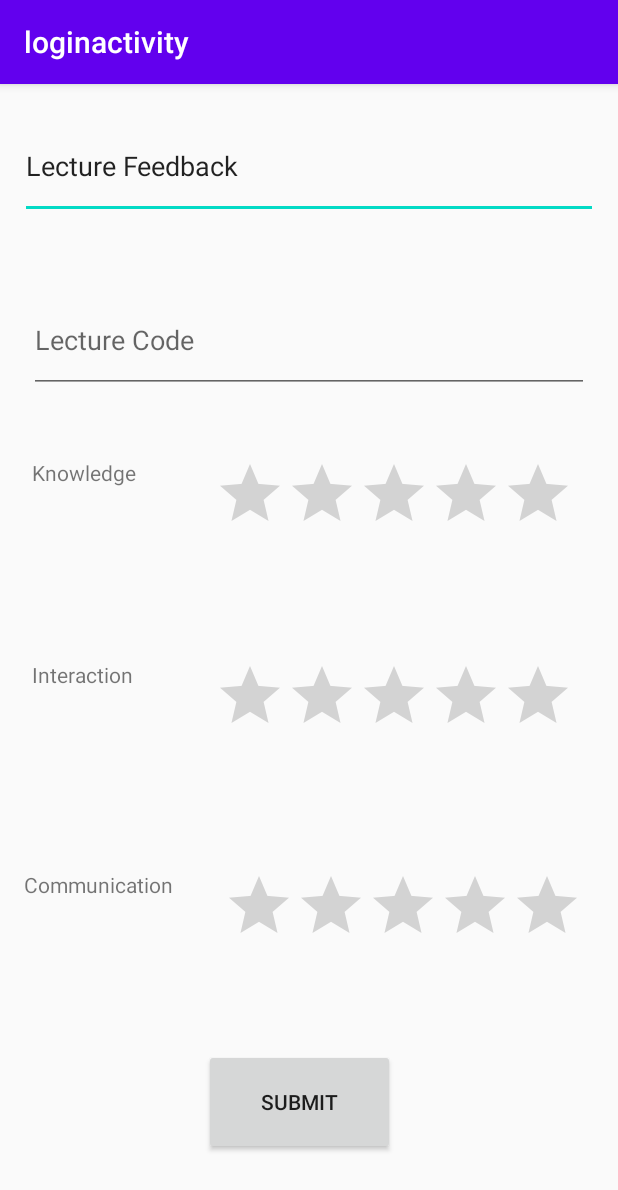
After one commit to harshtekriwal/LectureReviews, an Android app: the LectureFeedback screen opened directly, with no data from a screen before it, on a phone screen of 412 x 824 dp. The commit adds this screen. Shown: the top 1190 px of the screen. Run offline under Robolectric (Android 15) with nearby library versions, the phone set to English and light mode, and no system bars.

Commit message:
Student Login works now, also added UI for lecturefeedback.

```diff
--- a/app/src/main/AndroidManifest.xml
+++ b/app/src/main/AndroidManifest.xml
@@ -12,7 +12,10 @@
         android:supportsRtl="true"
         android:theme="@style/AppTheme"
         android:usesCleartextTraffic="true">
-        <activity android:name=".GenerateOTP"></activity>
+        <activity android:name=".LectureFeedback"></activity>
+        <activity android:name=".WelcomeStudent" />
+        <activity android:name=".StudentLoginActivity" />
+        <activity android:name=".GenerateOTP" />
         <activity android:name=".MainActivity" />
         <activity android:name=".WelcomeTeacher" />
         <activity android:name=".registeractivity" />
--- /dev/null
+++ b/app/src/main/java/com/example/loginactivity/LectureFeedback.java
@@ -0,0 +1,14 @@
+package com.example.loginactivity;
+
+import androidx.appcompat.app.AppCompatActivity;
+
+import android.os.Bundle;
+
+public class LectureFeedback extends AppCompatActivity {
+
+    @Override
+    protected void onCreate(Bundle savedInstanceState) {
+        super.onCreate(savedInstanceState);
+        setContentView(R.layout.activity_lecture_feedback);
+    }
+}
--- /dev/null
+++ b/app/src/main/res/layout/activity_lecture_feedback.xml
@@ -0,0 +1,133 @@
+<?xml version="1.0" encoding="utf-8"?>
+<androidx.constraintlayout.widget.ConstraintLayout xmlns:android="http://schemas.android.com/apk/res/android"
+    xmlns:app="http://schemas.android.com/apk/res-auto"
+    xmlns:tools="http://schemas.android.com/tools"
+    android:layout_width="match_parent"
+    android:layout_height="match_parent"
+    tools:context=".LectureFeedback">
+
+    <EditText
+        android:id="@+id/editText"
+        android:layout_width="0dp"
+        android:layout_height="0dp"
+        android:layout_marginStart="13dp"
+        android:layout_marginLeft="13dp"
+        android:layout_marginTop="19dp"
+        android:layout_marginEnd="13dp"
+        android:layout_marginRight="13dp"
+        android:layout_marginBottom="45dp"
+        android:ems="10"
+        android:inputType="textPersonName"
+        android:text="Lecture Feedback"
+        app:layout_constraintBottom_toTopOf="@+id/edit_text_lecturecode"
+        app:layout_constraintEnd_toEndOf="parent"
+        app:layout_constraintStart_toStartOf="parent"
+        app:layout_constraintTop_toTopOf="parent" />
+
+    <EditText
+        android:id="@+id/edit_text_lecturecode"
+        android:layout_width="0dp"
+        android:layout_height="0dp"
+        android:layout_marginStart="19dp"
+        android:layout_marginLeft="19dp"
+        android:layout_marginEnd="19dp"
+        android:layout_marginRight="19dp"
+        android:layout_marginBottom="43dp"
+        android:ems="10"
+        android:hint="Lecture Code"
+        android:inputType="textPersonName"
+        app:layout_constraintBottom_toTopOf="@+id/textView"
+        app:layout_constraintEnd_toEndOf="parent"
+        app:layout_constraintStart_toStartOf="parent"
+        app:layout_constraintTop_toBottomOf="@+id/editText" />
+
+    <RatingBar
+        android:id="@+id/ratingBar_knowledge"
+        android:layout_width="wrap_content"
+        android:layout_height="wrap_content"
+        android:layout_marginEnd="29dp"
+        android:layout_marginRight="29dp"
+        app:layout_constraintEnd_toEndOf="parent"
+        app:layout_constraintStart_toEndOf="@+id/textView"
+        app:layout_constraintTop_toTopOf="@+id/textView" />
+
+    <RatingBar
+        android:id="@+id/ratingBar_communication"
+        android:layout_width="wrap_content"
+        android:layout_height="wrap_content"
+        android:layout_marginEnd="29dp"
+        android:layout_marginRight="29dp"
+        app:layout_constraintEnd_toEndOf="parent"
+        app:layout_constraintStart_toEndOf="@+id/textView2"
+        app:layout_constraintTop_toTopOf="@+id/textView2" />
+
+    <RatingBar
+        android:id="@+id/ratingBar_clarity"
+        android:layout_width="wrap_content"
+        android:layout_height="wrap_content"
+        android:layout_marginEnd="29dp"
+        android:layout_marginRight="29dp"
+        app:layout_constraintEnd_toEndOf="parent"
+        app:layout_constraintStart_toEndOf="@+id/textView3"
+        app:layout_constraintTop_toTopOf="@+id/textView3" />
+
+    <Button
+        android:id="@+id/button_lecturefeedback"
+        android:layout_width="127dp"
+        android:layout_height="0dp"
+        android:layout_marginStart="128dp"
+        android:layout_marginLeft="128dp"
+        android:layout_marginEnd="128dp"
+        android:layout_marginRight="128dp"
+        android:layout_marginBottom="54dp"
+        android:text="Submit"
+        app:layout_constraintBottom_toBottomOf="parent"
+        app:layout_constraintEnd_toEndOf="@+id/editText"
+        app:layout_constraintStart_toStartOf="parent"
+        app:layout_constraintTop_toBottomOf="@+id/textView3" />
+
+    <TextView
+        android:id="@+id/textView"
+        android:layout_width="0dp"
+        android:layout_height="0dp"
+        android:layout_marginStart="21dp"
+        android:layout_marginLeft="21dp"
+        android:layout_marginEnd="25dp"
+        android:layout_marginRight="25dp"
+        android:layout_marginBottom="64dp"
+        android:text="Knowledge"
+        app:layout_constraintBottom_toTopOf="@+id/textView2"
+        app:layout_constraintEnd_toStartOf="@+id/ratingBar_knowledge"
+        app:layout_constraintStart_toStartOf="parent"
+        app:layout_constraintTop_toBottomOf="@+id/edit_text_lecturecode" />
+
+    <TextView
+        android:id="@+id/textView2"
+        android:layout_width="0dp"
+        android:layout_height="0dp"
+        android:layout_marginStart="21dp"
+        android:layout_marginLeft="21dp"
+        android:layout_marginEnd="27dp"
+        android:layout_marginRight="27dp"
+        android:layout_marginBottom="69dp"
+        android:text="Interaction"
+        app:layout_constraintBottom_toTopOf="@+id/textView3"
+        app:layout_constraintEnd_toStartOf="@+id/ratingBar_communication"
+        app:layout_constraintStart_toStartOf="parent"
+        app:layout_constraintTop_toBottomOf="@+id/textView" />
+
+    <TextView
+        android:id="@+id/textView3"
+        android:layout_width="111dp"
+        android:layout_height="63dp"
+        android:layout_marginStart="21dp"
+        android:layout_marginLeft="21dp"
+        android:layout_marginEnd="21dp"
+        android:layout_marginRight="21dp"
+        android:layout_marginBottom="56dp"
+        android:text="Communication"
+        app:layout_constraintBottom_toTopOf="@+id/button_lecturefeedback"
+        app:layout_constraintEnd_toStartOf="@+id/ratingBar_clarity"
+        app:layout_constraintStart_toStartOf="parent"
+        app:layout_constraintTop_toBottomOf="@+id/textView2" />
+</androidx.constraintlayout.widget.ConstraintLayout>
--- a/app/src/main/res/values/strings.xml
+++ b/app/src/main/res/values/strings.xml
@@ -17,4 +17,10 @@
     <string name="year">Year</string>
     <string name="semester">Semester</string>
     <string name="generate_code">Generate code</string>
+    <string name="enrollment">Enrollment</string>
+    <string name="pass">Password</string>
+    <string name="LoginButton"><![CDATA[Login /> </LinearLayout>]]></string>
+    <string name="login_student">Login</string>
+    <string name="rate_lecture">Rate Lecture</string>
+    <string name="logout_2">Logout</string>
 </resources>
```
Also changed, not shown: app/src/main/java/com/example/loginactivity/GenerateOTP.java (+19 -3 lines), app/src/main/java/com/example/loginactivity/MainMenuActivity.java (+17 -0 lines), app/src/main/java/com/example/loginactivity/StudentData.java (added, +30 -0 lines), app/src/main/java/com/example/loginactivity/StudentLoginActivity.java (added, +109 -0 lines), app/src/main/java/com/example/loginactivity/StudentLoginResponse.java (added, +23 -0 lines), app/src/main/java/com/example/loginactivity/StudentLoginResult.java (added, +19 -0 lines), app/src/main/java/com/example/loginactivity/WelcomeStudent.java (added, +57 -0 lines), app/src/main/res/layout/activity_student_login.xml (renamed from app/src/main/res/layout/activity_main.xml, +8 -21 lines), app/src/main/res/layout/activity_submit_lecture_rating.xml (added, +9 -0 lines), app/src/main/res/layout/activity_submit_lecture_rating2.xml (added, +16 -0 lines), app/src/main/res/layout/activity_welcome_student.xml (added, +32 -0 lines).
